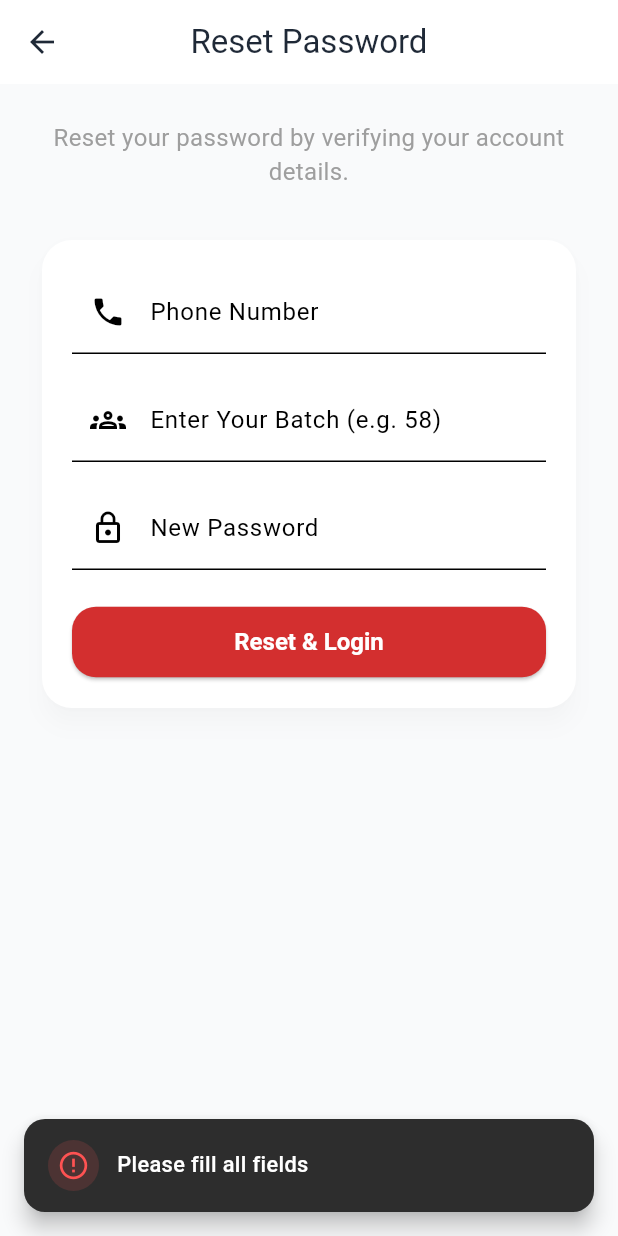
After one commit to AGMKhair/diu_life_save, a Flutter app: the ForgotPinScreen screen opened directly, after a tap on "Reset & Login", on a phone screen of 412 x 824 dp. The commit adds this screen. Run offline on Flutter 3.47's test engine with Material 3 defaults, Android fonts, the phone set to English and light mode, and no system bars; our stand-ins replace cloud_firestore, firebase_auth, firebase_core, flutter_riverpod, image_picker, shared_preferences; accounts and stored records are empty.

Commit message:
forget password donoe

```diff
--- /dev/null
+++ b/lib/screen/auth/forgot_pin_screen.dart
@@ -0,0 +1,140 @@
+import 'package:cloud_firestore/cloud_firestore.dart';
+import 'package:diu_life_save/screen/home_screen.dart';
+import 'package:diu_life_save/util/app_snackbar.dart';
+import 'package:diu_life_save/util/user_prefs.dart';
+import 'package:flutter/material.dart';
+
+class ForgotPinScreen extends StatefulWidget {
+  const ForgotPinScreen({super.key});
+
+  @override
+  State<ForgotPinScreen> createState() => _ForgotPinScreenState();
+}
+
+class _ForgotPinScreenState extends State<ForgotPinScreen> {
+  final phoneController = TextEditingController();
+  final batchController = TextEditingController();
+  final newPasswordController = TextEditingController();
+
+  bool isLoading = false;
+
+  Future<void> resetPassword() async {
+    final phone = phoneController.text.trim();
+    final batch = batchController.text.trim();
+    final newPassword = newPasswordController.text.trim();
+
+    if (phone.isEmpty || batch.isEmpty || newPassword.isEmpty) {
+      AppSnackBar.showError(context, message: 'Please fill all fields');
+      return;
+    }
+
+    try {
+      setState(() => isLoading = true);
+
+      // 1. Get user document from Firestore using the phone number
+      final userDoc = await FirebaseFirestore.instance
+          .collection('users')
+          .doc(phone)
+          .get();
+
+      if (!userDoc.exists) {
+        AppSnackBar.showError(context, message: 'User not found');
+        return;
+      }
+
+      final userData = userDoc.data();
+
+      // 2. Verify with another data (using Batch as requested)
+      if (userData != null && userData['batch'] == batch) {
+        // 3. Update Password
+        await FirebaseFirestore.instance
+            .collection('users')
+            .doc(phone)
+            .update({'password': newPassword});
+
+        // 4. Success - Save UID (phone) locally and login
+        await UserPrefs.setUid(phone);
+
+        if (!mounted) return;
+        AppSnackBar.showSuccess(context, message: 'Password reset successful');
+
+        Navigator.pushAndRemoveUntil(
+          context,
+          MaterialPageRoute(builder: (_) => const HomeScreen()),
+          (route) => false,
+        );
+      } else {
+        AppSnackBar.showError(context, message: 'Batch information did not match');
+      }
+
+    } catch (e) {
+      AppSnackBar.showError(context, message: 'Reset Error: ${e.toString()}');
+    } finally {
+      if (mounted) setState(() => isLoading = false);
+    }
+  }
+
+  @override
+  Widget build(BuildContext context) {
+    return Scaffold(
+      appBar: AppBar(title: const Text('Reset Password')),
+      body: SingleChildScrollView(
+        padding: const EdgeInsets.all(24),
+        child: Column(
+          children: [
+            const Text(
+              'Reset your password by verifying your account details.',
+              style: TextStyle(fontSize: 16, color: Colors.grey),
+              textAlign: TextAlign.center,
+            ),
+            const SizedBox(height: 30),
+            Card(
+              child: Padding(
+                padding: const EdgeInsets.all(20),
+                child: Column(
+                  children: [
+                    TextField(
+                      controller: phoneController,
+                      keyboardType: TextInputType.phone,
+                      decoration: const InputDecoration(
+                        labelText: 'Phone Number',
+                        prefixIcon: Icon(Icons.phone),
+                      ),
+                    ),
+                    const SizedBox(height: 16),
+                    TextField(
+                      controller: batchController,
+                      decoration: const InputDecoration(
+                        labelText: 'Enter Your Batch (e.g. 58)',
+                        prefixIcon: Icon(Icons.groups_outlined),
+                      ),
+                    ),
+                    const SizedBox(height: 16),
+                    TextField(
+                      controller: newPasswordController,
+                      obscureText: true,
+                      decoration: const InputDecoration(
+                        labelText: 'New Password',
+                        prefixIcon: Icon(Icons.lock_outline),
+                      ),
+                    ),
+                    const SizedBox(height: 24),
+                    SizedBox(
+                      width: double.infinity,
+                      child: ElevatedButton(
+                        onPressed: isLoading ? null : resetPassword,
+                        child: isLoading
+                            ? const CircularProgressIndicator(color: Colors.white)
+                            : const Text('Reset & Login'),
+                      ),
+                    ),
+                  ],
+                ),
+              ),
+            ),
+          ],
+        ),
+      ),
+    );
+  }
+}
--- a/lib/screen/auth/login_screen.dart
+++ b/lib/screen/auth/login_screen.dart
@@ -1,4 +1,5 @@
 import 'package:cloud_firestore/cloud_firestore.dart';
+import 'package:diu_life_save/screen/auth/forgot_pin_screen.dart';
 import 'package:diu_life_save/screen/home_screen.dart';
 import 'package:diu_life_save/util/app_snackbar.dart';
 import 'package:diu_life_save/util/user_prefs.dart';
@@ -120,7 +121,22 @@ class _LoginScreenState extends State<LoginScreen> {
                         ),
                       ),
 
-                      const SizedBox(height: 24),
+                      Align(
+                        alignment: Alignment.centerRight,
+                        child: TextButton(
+                          onPressed: () {
+                            Navigator.push(
+                              context,
+                              MaterialPageRoute(
+                                builder: (_) => const ForgotPinScreen(),
+                              ),
+                            );
+                          },
+                          child: const Text('Forgot Password?'),
+                        ),
+                      ),
+
+                      const SizedBox(height: 12),
 
                       SizedBox(
                         width: double.infinity,
```
